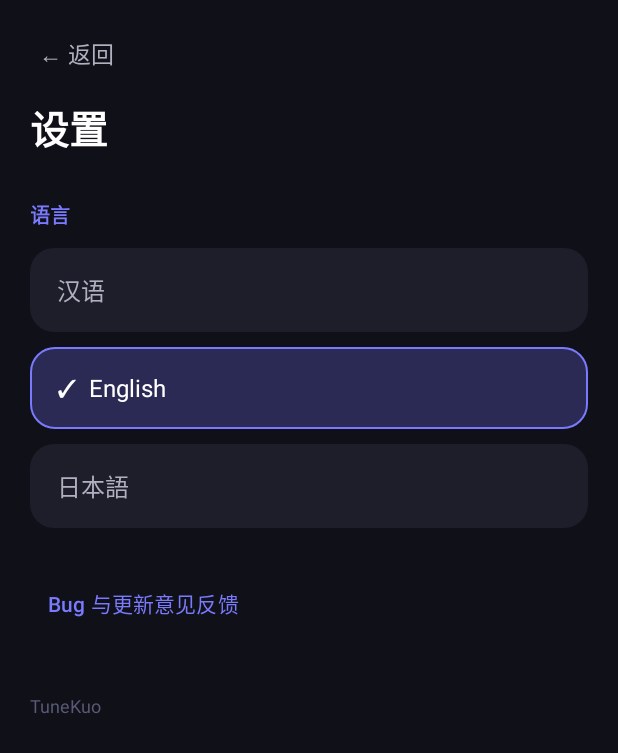
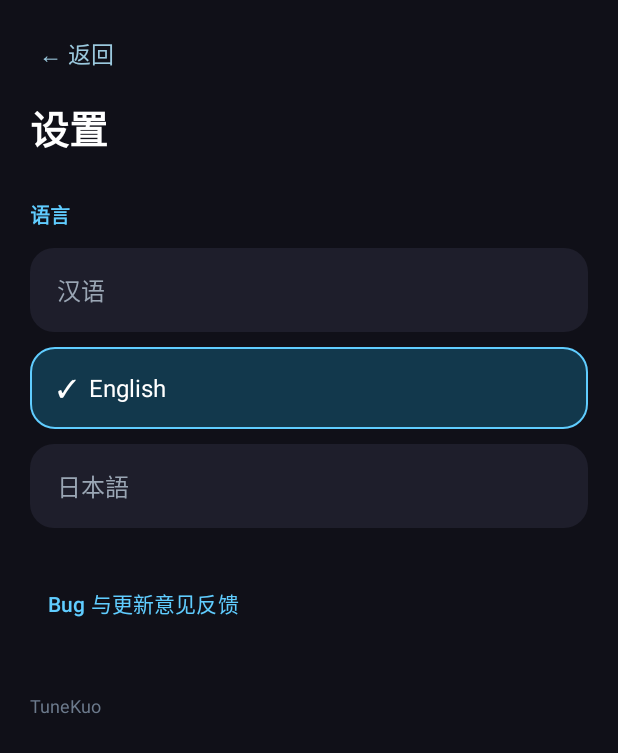
Before and after one commit to nianmenyikuo/TuneKuo, an Android app: the screen it shows after launch (MainActivity), after a tap on "设置", on a phone screen of 412 x 824 dp. Shown: the top 753 px of the screen. Run offline under Robolectric (Android 15) with nearby library versions, the light colour scheme and no system bars; pictures from the network do not load.

Commit message:
两端配色改为跟新图标一致的青蓝调

```diff
--- a/app/src/main/java/com/personal/tunebox/LyricsActivity.kt
+++ b/app/src/main/java/com/personal/tunebox/LyricsActivity.kt
@@ -43,7 +43,7 @@ class LyricsActivity : AppCompatActivity() {
                         tvLines[i].setTextColor(0xFFFFFFFF.toInt())
                         tvLines[i].textSize = 20f
                     } else {
-                        tvLines[i].setTextColor(0xFF8888A0.toInt())
+                        tvLines[i].setTextColor(0xFF9AA6B4.toInt())
                         tvLines[i].textSize = 16f
                     }
                 }
@@ -90,7 +90,7 @@ class LyricsActivity : AppCompatActivity() {
         })
         root.addView(TextView(this).apply {
             text = (song?.artist ?: "") + " · " + (song?.album ?: "")
-            setTextColor(0xFF8888A0.toInt())
+            setTextColor(0xFF9AA6B4.toInt())
             textSize = 13f
         })
 
@@ -102,7 +102,7 @@ class LyricsActivity : AppCompatActivity() {
         tvLines = list.map { line ->
             TextView(this).apply {
                 text = line.text
-                setTextColor(if (timed) 0xFF8888A0.toInt() else 0xFFFFFFFF.toInt())
+                setTextColor(if (timed) 0xFF9AA6B4.toInt() else 0xFFFFFFFF.toInt())
                 textSize = 16f
                 setPadding(0, 24, 0, 24)
                 setLineSpacing(0f, 1.2f)
--- a/app/src/main/java/com/personal/tunebox/MainActivity.kt
+++ b/app/src/main/java/com/personal/tunebox/MainActivity.kt
@@ -375,7 +375,7 @@ class MainActivity : AppCompatActivity() {
                 v.background = ContextCompat.getDrawable(this, R.drawable.bg_playing)
             } else {
                 v.text = label
-                v.setTextColor(0xFFB0B0C0.toInt())
+                v.setTextColor(0xFF9AA6B4.toInt())
                 v.background = ContextCompat.getDrawable(this, R.drawable.bg_item)
             }
         }
--- a/app/src/main/java/com/personal/tunebox/SongAdapter.kt
+++ b/app/src/main/java/com/personal/tunebox/SongAdapter.kt
@@ -40,17 +40,17 @@ class SongAdapter(
         h.tvDuration.text = format(s.durationMs)
         if (playing) {
             h.tvIndex.text = "♪"
-            h.tvIndex.setTextColor(0xFF7A7AFF.toInt())
-            h.tvTitle.setTextColor(0xFF7A7AFF.toInt())
+            h.tvIndex.setTextColor(0xFF60CDFF.toInt())
+            h.tvTitle.setTextColor(0xFF60CDFF.toInt())
             h.tvTitle.typeface = Typeface.DEFAULT_BOLD
-            h.card.setCardBackgroundColor(0xFF2A2A55.toInt())
-            h.card.strokeColor = 0xFF7A7AFF.toInt()
+            h.card.setCardBackgroundColor(0xFF12384C.toInt())
+            h.card.strokeColor = 0xFF60CDFF.toInt()
         } else {
             h.tvIndex.text = (pos + 1).toString()
-            h.tvIndex.setTextColor(0xFF5A5A78.toInt())
+            h.tvIndex.setTextColor(0xFF6C7A8C.toInt())
             h.tvTitle.setTextColor(0xFFFFFFFF.toInt())
             h.tvTitle.typeface = Typeface.DEFAULT
-            h.card.setCardBackgroundColor(0xFF1E1E2A.toInt())
+            h.card.setCardBackgroundColor(0xFF1E1E2B.toInt())
             h.card.strokeColor = 0x00000000
         }
         h.itemView.setOnClickListener { onClick(s) }
--- a/app/src/main/res/drawable/ic_expand.xml
+++ b/app/src/main/res/drawable/ic_expand.xml
@@ -5,6 +5,6 @@
     android:viewportWidth="24"
     android:viewportHeight="24">
     <path
-        android:fillColor="#B0B0C0"
+        android:fillColor="#9AA6B4"
         android:pathData="M7.41,15.41L12,10.83l4.59,4.58L18,14l-6,-6 -6,6z" />
 </vector>
--- a/app/src/main/res/drawable/ic_next.xml
+++ b/app/src/main/res/drawable/ic_next.xml
@@ -5,6 +5,6 @@
     android:viewportWidth="24"
     android:viewportHeight="24">
     <path
-        android:fillColor="#E0E0F0"
+        android:fillColor="#E4EAF0"
         android:pathData="M17,6c0.55,0 1,0.45 1,1v10c0,0.55 -0.45,1 -1,1s-1,-0.45 -1,-1L16,7c0,-0.55 0.45,-1 1,-1zM13.94,12l-7.36,-5.15C5.92,6.39 5,6.86 5,7.67v8.66c0,0.81 0.92,1.28 1.58,0.82L13.94,12z" />
 </vector>
--- a/app/src/main/res/drawable/ic_prev.xml
+++ b/app/src/main/res/drawable/ic_prev.xml
@@ -5,6 +5,6 @@
     android:viewportWidth="24"
     android:viewportHeight="24">
     <path
-        android:fillColor="#E0E0F0"
+        android:fillColor="#E4EAF0"
         android:pathData="M7,6c0.55,0 1,0.45 1,1v10c0,0.55 -0.45,1 -1,1s-1,-0.45 -1,-1L6,7c0,-0.55 0.45,-1 1,-1zM10.06,12l7.36,-5.15c0.66,-0.46 1.58,0.01 1.58,0.82v8.66c0,0.81 -0.92,1.28 -1.58,0.82L10.06,12z" />
 </vector>
--- a/app/src/main/res/drawable/ic_refresh.xml
+++ b/app/src/main/res/drawable/ic_refresh.xml
@@ -5,6 +5,6 @@
     android:viewportWidth="24"
     android:viewportHeight="24">
     <path
-        android:fillColor="#B0B0C0"
+        android:fillColor="#9AA6B4"
         android:pathData="M17.65,6.35C16.2,4.9 14.21,4 12,4c-4.42,0 -7.99,3.58 -7.99,8s3.57,8 7.99,8c3.73,0 6.84,-2.55 7.73,-6h-2.08c-0.82,2.33 -3.04,4 -5.65,4 -3.31,0 -6,-2.69 -6,-6s2.69,-6 6,-6c1.66,0 3.14,0.69 4.22,1.78L13,11h7V4l-2.35,2.35z" />
 </vector>
--- a/app/src/main/res/drawable/ic_search.xml
+++ b/app/src/main/res/drawable/ic_search.xml
@@ -5,6 +5,6 @@
     android:viewportWidth="24"
     android:viewportHeight="24">
     <path
-        android:fillColor="#6A6A88"
+        android:fillColor="#6C7A8C"
         android:pathData="M15.5,14h-0.79l-0.28,-0.27C15.41,12.59 16,11.11 16,9.5 16,5.91 13.09,3 9.5,3S3,5.91 3,9.5 5.91,16 9.5,16c1.61,0 3.09,-0.59 4.23,-1.57l0.27,0.28v0.79l5,4.99L20.49,19l-4.99,-5zM9.5,14C7.01,14 5,11.99 5,9.5S7.01,5 9.5,5 14,7.01 14,9.5 11.99,14 9.5,14z" />
 </vector>
--- a/app/src/main/res/drawable/ic_settings.xml
+++ b/app/src/main/res/drawable/ic_settings.xml
@@ -5,6 +5,6 @@
     android:viewportWidth="24"
     android:viewportHeight="24">
     <path
-        android:fillColor="#B0B0C0"
+        android:fillColor="#9AA6B4"
         android:pathData="M19.14,12.94c0.04,-0.3 0.06,-0.61 0.06,-0.94c0,-0.32 -0.02,-0.64 -0.07,-0.94l2.03,-1.58c0.18,-0.14 0.23,-0.41 0.12,-0.61l-1.92,-3.32c-0.12,-0.22 -0.37,-0.29 -0.59,-0.22l-2.39,0.96c-0.5,-0.38 -1.03,-0.7 -1.62,-0.94L14.4,2.81c-0.04,-0.24 -0.24,-0.41 -0.48,-0.41h-3.84c-0.24,0 -0.43,0.17 -0.47,0.41L9.25,5.35C8.66,5.59 8.12,5.92 7.63,6.29L5.24,5.33c-0.22,-0.08 -0.47,0 -0.59,0.22L2.74,8.87C2.62,9.08 2.66,9.34 2.86,9.48l2.03,1.58C4.84,11.36 4.8,11.69 4.8,12s0.02,0.64 0.07,0.94l-2.03,1.58c-0.18,0.14 -0.23,0.41 -0.12,0.61l1.92,3.32c0.12,0.22 0.37,0.29 0.59,0.22l2.39,-0.96c0.5,0.38 1.03,0.7 1.62,0.94l0.36,2.54c0.05,0.24 0.24,0.41 0.48,0.41h3.84c0.24,0 0.44,-0.17 0.47,-0.41l0.36,-2.54c0.59,-0.24 1.13,-0.56 1.62,-0.94l2.39,0.96c0.22,0.08 0.47,0 0.59,-0.22l1.92,-3.32c0.12,-0.22 0.07,-0.47 -0.12,-0.61L19.14,12.94zM12,15.6c-1.98,0 -3.6,-1.62 -3.6,-3.6s1.62,-3.6 3.6,-3.6s3.6,1.62 3.6,3.6S13.98,15.6 12,15.6z" />
 </vector>
--- a/app/src/main/res/values/colors.xml
+++ b/app/src/main/res/values/colors.xml
@@ -1,19 +1,19 @@
 <?xml version="1.0" encoding="utf-8"?>
 <resources>
-    <color name="tk_primary">#7A7AFF</color>
-    <color name="tk_on_primary">#0B0B1C</color>
-    <color name="tk_primary_container">#2A2A55</color>
-    <color name="tk_on_primary_container">#DEDEFF</color>
+    <color name="tk_primary">#60CDFF</color>
+    <color name="tk_on_primary">#00344A</color>
+    <color name="tk_primary_container">#12384C</color>
+    <color name="tk_on_primary_container">#C6E9FF</color>
 
-    <color name="tk_secondary">#B0B0C0</color>
-    <color name="tk_on_secondary">#1A1A24</color>
-    <color name="tk_secondary_container">#33334A</color>
-    <color name="tk_on_secondary_container">#E4E4F0</color>
+    <color name="tk_secondary">#9BC9DE</color>
+    <color name="tk_on_secondary">#0A2532</color>
+    <color name="tk_secondary_container">#1B3140</color>
+    <color name="tk_on_secondary_container">#D3E9F5</color>
 
-    <color name="tk_tertiary">#7CD8C8</color>
-    <color name="tk_on_tertiary">#04211C</color>
-    <color name="tk_tertiary_container">#1E4A44</color>
-    <color name="tk_on_tertiary_container">#C6F2EA</color>
+    <color name="tk_tertiary">#86DCCB</color>
+    <color name="tk_on_tertiary">#00382F</color>
+    <color name="tk_tertiary_container">#123F38</color>
+    <color name="tk_on_tertiary_container">#A6F2E3</color>
 
     <color name="tk_error">#FFB4AB</color>
     <color name="tk_on_error">#690005</color>
@@ -22,17 +22,17 @@
 
     <color name="tk_surface">#101018</color>
     <color name="tk_on_surface">#FFFFFF</color>
-    <color name="tk_surface_variant">#23232F</color>
-    <color name="tk_on_surface_variant">#8888A0</color>
+    <color name="tk_surface_variant">#1E1E2B</color>
+    <color name="tk_on_surface_variant">#9AA6B4</color>
     <color name="tk_surface_lowest">#0B0B12</color>
-    <color name="tk_surface_low">#16161F</color>
-    <color name="tk_surface_container">#1A1A26</color>
-    <color name="tk_surface_high">#1E1E2A</color>
-    <color name="tk_surface_highest">#23232F</color>
+    <color name="tk_surface_low">#14141E</color>
+    <color name="tk_surface_container">#191925</color>
+    <color name="tk_surface_high">#1E1E2B</color>
+    <color name="tk_surface_highest">#242432</color>
 
-    <color name="tk_outline">#33334A</color>
+    <color name="tk_outline">#2C4A5F</color>
     <color name="tk_outline_variant">#2A2A3A</color>
-    <color name="tk_dim">#5A5A78</color>
+    <color name="tk_dim">#6C7A8C</color>
     <color name="tk_ripple">#33FFFFFF</color>
 
     <color name="tk_now_bg">#222222</color>
```
Also changed, not shown: 1 other file.
